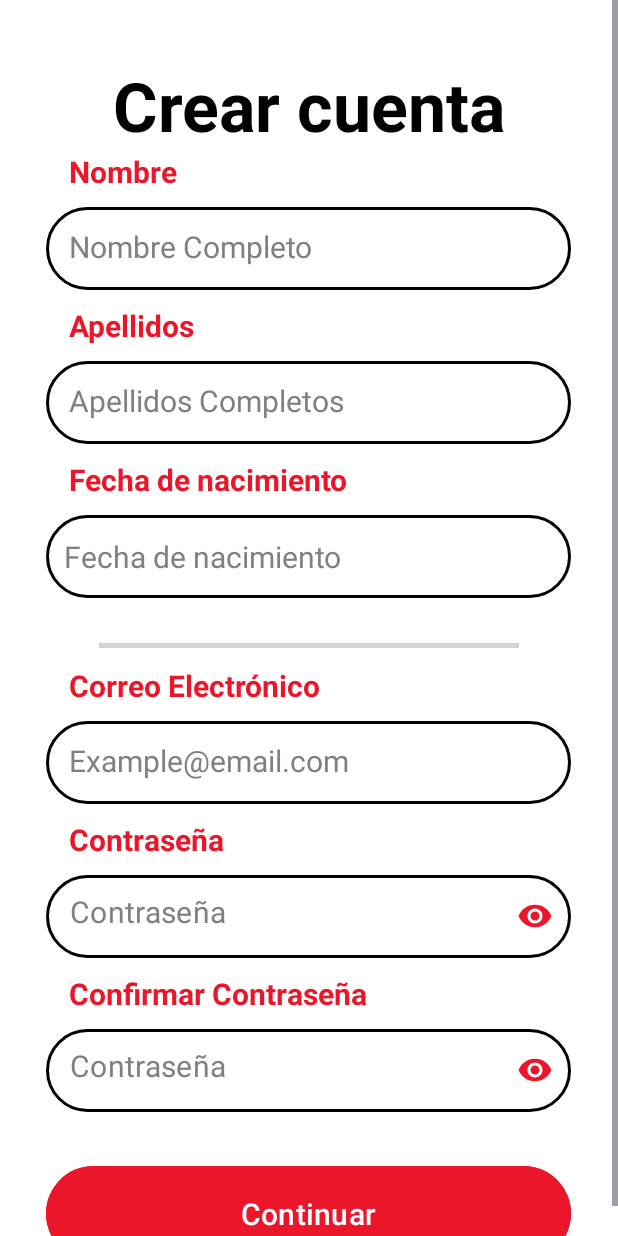
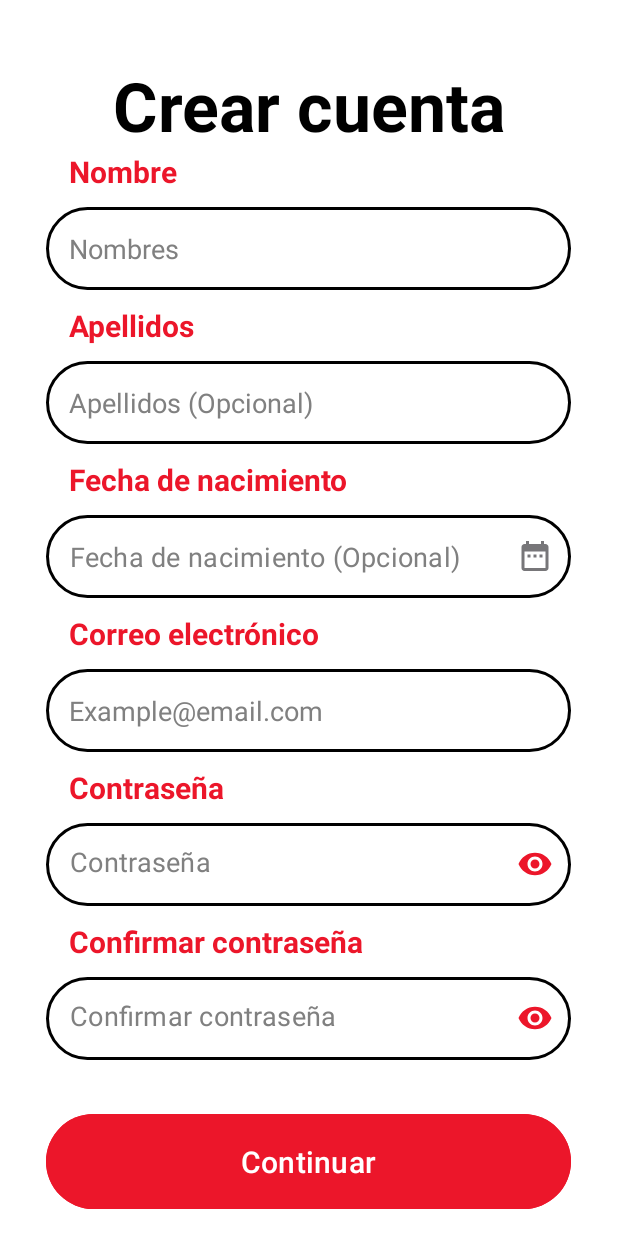
Before and after one commit to PieroCardoza2003/UrbanMove, an Android app: the DateUser screen opened directly, with no data from a screen before it, on a phone screen of 412 x 824 dp. Run offline under Robolectric (Android 15) with nearby library versions, the phone set to English and light mode, and no system bars.

Commit message:
call api

```diff
--- a/app/src/main/java/com/capstone/urbanmove/data/remote/user/UserService.kt
+++ b/app/src/main/java/com/capstone/urbanmove/data/remote/user/UserService.kt
@@ -13,4 +13,5 @@ class UserService {
             response.body()
         }
     }
+
 }
--- /dev/null
+++ b/app/src/main/res/drawable/icon_calendar.xml
@@ -0,0 +1,5 @@
+<vector android:height="24dp" android:tint="#EC162A"
+    android:viewportHeight="24" android:viewportWidth="24"
+    android:width="24dp" xmlns:android="http://schemas.android.com/apk/res/android">
+    <path android:fillColor="@android:color/white" android:pathData="M9,11L7,11v2h2v-2zM13,11h-2v2h2v-2zM17,11h-2v2h2v-2zM19,4h-1L18,2h-2v2L8,4L8,2L6,2v2L5,4c-1.11,0 -1.99,0.9 -1.99,2L3,20c0,1.1 0.89,2 2,2h14c1.1,0 2,-0.9 2,-2L21,6c0,-1.1 -0.9,-2 -2,-2zM19,20L5,20L5,9h14v11z"/>
+</vector>
--- a/app/src/main/res/layout/activity_date_user.xml
+++ b/app/src/main/res/layout/activity_date_user.xml
@@ -37,14 +37,14 @@
             android:id="@+id/etname"
             android:layout_width="350dp"
             android:layout_height="55dp"
-            android:textColor="@color/black"
-            android:textSize="20sp"
             android:layout_marginTop="10dp"
             android:background="@drawable/rounded_corner"
+            android:hint="Nombres"
+            android:inputType="text"
             android:padding="15dp"
-            android:hint="Nombre Completo"
+            android:textColor="@color/black"
             android:textColorHint="#808080"
-            android:inputType="text" />
+            android:textSize="18sp" />
 
         <TextView
             android:layout_width="320dp"
@@ -60,14 +60,14 @@
             android:id="@+id/etsurname"
             android:layout_width="350dp"
             android:layout_height="55dp"
-            android:textColor="@color/black"
-            android:textSize="20sp"
             android:layout_marginTop="10dp"
             android:background="@drawable/rounded_corner"
+            android:hint="Apellidos (Opcional)"
+            android:inputType="text"
             android:padding="15dp"
-            android:hint="Apellidos Completos"
+            android:textColor="@color/black"
             android:textColorHint="#808080"
-            android:inputType="text" />
+            android:textSize="18sp" />
 
         <TextView
             android:layout_width="320dp"
@@ -79,37 +79,37 @@
             android:textColor="@color/app_color_primary"
             android:gravity="left"/>
 
-        <EditText
-            android:id="@+id/etFechaNacimiento"
-            android:layout_width="350dp"
-            android:layout_height="55dp"
-            android:textColor="@color/black"
-            android:textSize="20sp"
+        <com.google.android.material.textfield.TextInputLayout
+            android:layout_width="wrap_content"
+            android:layout_height="wrap_content"
             android:layout_marginTop="10dp"
-            android:background="@drawable/rounded_corner"
-            android:padding="12dp"
-            android:hint="Fecha de nacimiento"
-            android:textColorHint="#808080"
-            android:inputType="none"
-            android:focusable="false"
-            android:clickable="true" />
-
-        <View
-            android:layout_width="280dp"
-            android:layout_height="3dp"
-            android:layout_marginTop="30dp"
-            android:layout_marginBottom="1dp"
-            android:background="#D3D3D3" />
+            app:endIconMode="custom"
+            app:endIconDrawable="@drawable/icon_calendar"
+            style="@style/nofloatinglabel">
+            <com.google.android.material.textfield.TextInputEditText
+                android:id="@+id/etFechaNacimiento"
+                android:layout_width="350dp"
+                android:layout_height="55dp"
+                android:focusable="false"
+                android:background="@drawable/rounded_corner"
+                android:hint="Fecha de nacimiento (Opcional)"
+                android:clickable="true"
+                android:padding="15dp"
+                android:textColorHint="#808080"
+                android:inputType="none"
+                android:textColor="@color/black"
+                android:textSize="18sp" />
+        </com.google.android.material.textfield.TextInputLayout>
 
         <TextView
             android:layout_width="320dp"
             android:layout_height="wrap_content"
-            android:text="Correo Electrónico"
+            android:layout_marginTop="10dp"
+            android:gravity="left"
+            android:text="Correo electrónico"
+            android:textColor="@color/app_color_primary"
             android:textSize="20sp"
-            android:textStyle="bold"
-            android:layout_marginTop="10dp"
-            android:textColor="@color/app_color_primary"
-            android:gravity="left"/>
+            android:textStyle="bold" />
 
         <EditText
             android:id="@+id/etmail"
@@ -122,7 +122,7 @@
             android:padding="15dp"
             android:textColor="@color/black"
             android:textColorHint="#808080"
-            android:textSize="20sp" />
+            android:textSize="18sp" />
 
         <TextView
             android:layout_width="320dp"
@@ -151,7 +151,7 @@
                 android:textColorHint="#808080"
                 android:inputType="textPassword"
                 android:textColor="@color/black"
-                android:textSize="20sp"
+                android:textSize="18sp"
                 android:ems="15"
                 />
         </com.google.android.material.textfield.TextInputLayout>
@@ -159,12 +159,12 @@
         <TextView
             android:layout_width="320dp"
             android:layout_height="wrap_content"
-            android:text="Confirmar Contraseña"
+            android:layout_marginTop="10dp"
+            android:gravity="left"
+            android:text="Confirmar contraseña"
+            android:textColor="@color/app_color_primary"
             android:textSize="20sp"
-            android:textStyle="bold"
-            android:layout_marginTop="10dp"
-            android:textColor="@color/app_color_primary"
-            android:gravity="left"/>
+            android:textStyle="bold" />
 
         <com.google.android.material.textfield.TextInputLayout
             android:layout_width="wrap_content"
@@ -174,18 +174,18 @@
             app:passwordToggleTint="@color/app_color_primary"
             style="@style/nofloatinglabel"
             >
+
             <com.google.android.material.textfield.TextInputEditText
                 android:id="@+id/etconfirmpassword"
                 android:layout_width="350dp"
                 android:layout_height="55dp"
                 android:background="@drawable/rounded_corner"
-                android:hint="Contraseña"
-                android:textColorHint="#808080"
+                android:ems="15"
+                android:hint="Confirmar contraseña"
                 android:inputType="textPassword"
                 android:textColor="@color/black"
-                android:textSize="20sp"
-                android:ems="15"
-                />
+                android:textColorHint="#808080"
+                android:textSize="18sp" />
         </com.google.android.material.textfield.TextInputLayout>
 
         <Button
```
